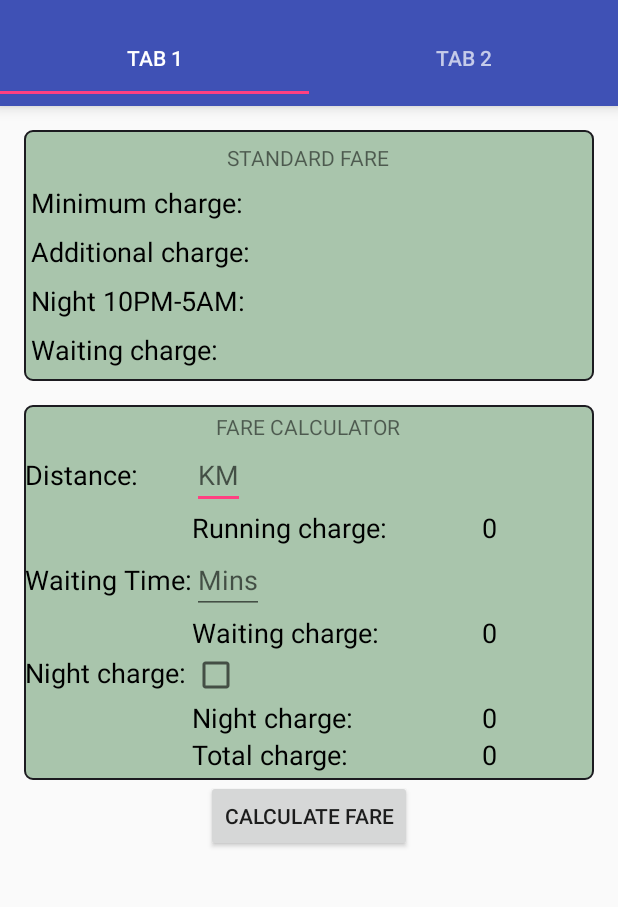
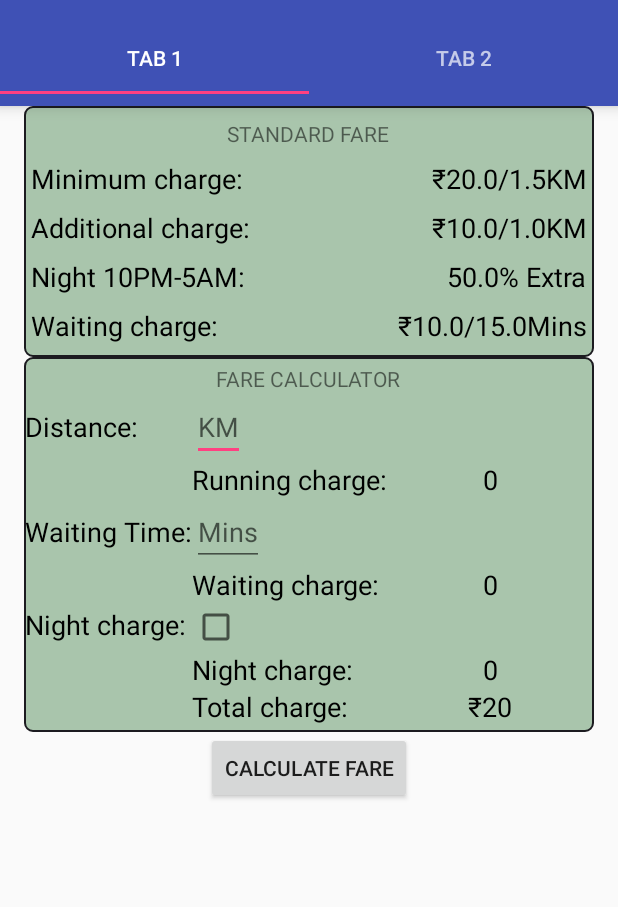
Before and after one commit to nikhilgeo/AutoFare, an Android app: the screen it shows after launch (MainActivity), after a tap on "CALCULATE FARE", on a phone screen of 412 x 824 dp, the part 62-969 px from its top. Run offline under Robolectric (Android 15) with nearby library versions, the phone set to English and light mode, and no system bars.

Commit message:
Button click in fragment corrected. Standard fare not read from DB #7 issue ceases to exist

```diff
--- a/app/src/main/java/com/auto/ng/autofrag/CalculateFare_Frag.java
+++ b/app/src/main/java/com/auto/ng/autofrag/CalculateFare_Frag.java
@@ -10,6 +10,7 @@ import android.util.Log;
 import android.view.LayoutInflater;
 import android.view.View;
 import android.view.ViewGroup;
+import android.widget.Button;
 import android.widget.CheckBox;
 import android.widget.EditText;
 import android.widget.TextView;
@@ -22,6 +23,7 @@ public class CalculateFare_Frag extends Fragment {
     private TextView txtrunning_charge, txtwaiting__charge;
     View rootView;
 
+
     @Override
     public View onCreateView(LayoutInflater inflater, ViewGroup container, Bundle savedInstanceState) {
         rootView = inflater.inflate(R.layout.fragment_calculate_fare, container, false);
@@ -30,6 +32,8 @@ public class CalculateFare_Frag extends Fragment {
         etxtwaiting_time = (EditText) rootView.findViewById(R.id.waiting_time);
         txtrunning_charge = (TextView) rootView.findViewById(R.id.running_charge);
         txtwaiting__charge = (TextView) rootView.findViewById(R.id.waiting__charge);
+        Button btnCalc = (Button) rootView.findViewById(R.id.btnCalc);
+
 
         etxttravel_distance.addTextChangedListener(new TextWatcher() {
 
@@ -56,10 +60,16 @@ public class CalculateFare_Frag extends Fragment {
                 txtwaiting__charge.setText("0");
             }
         });
+        btnCalc.setOnClickListener(new View.OnClickListener() {
+            @Override
+            public void onClick(View v) {
+                calcFare();
+            }
+        });
 
 
         getFare();
-        return inflater.inflate(R.layout.fragment_calculate_fare, container, false);
+        return rootView;
     }
 
 
@@ -89,6 +99,7 @@ public class CalculateFare_Frag extends Fragment {
                 waitingCharge = Float.parseFloat(cursor.getString(cursor.getColumnIndexOrThrow(AutoFareDBContract.BaseFareTemplate.COLUMN_NAME_waitingCharge)));
                 waitingCharge_Min = Float.parseFloat(cursor.getString(cursor.getColumnIndexOrThrow(AutoFareDBContract.BaseFareTemplate.COLUMN_NAME_waitingCharge_Min)));
 
+
                 TextView txtviewMinCharge = (TextView) rootView.findViewById(R.id.txtviewMinCharge);
                 txtviewMinCharge.setText(getResources().getString(R.string.Rs) + minCharge + "/" + minCharge_KM + "KM");
                 TextView txtviewAddnCharge = (TextView) rootView.findViewById(R.id.txtviewAddnCharge);
@@ -104,7 +115,7 @@ public class CalculateFare_Frag extends Fragment {
 
     }
 
-    public void calcFare(View view) {
+    public void calcFare() {
         try {
             EditText etxt_travel_dist = (EditText) rootView.findViewById(R.id.travel_distance);
             EditText etxt_waiting_time = (EditText) rootView.findViewById(R.id.waiting_time);
--- a/app/src/main/res/layout/fragment_calculate_fare.xml
+++ b/app/src/main/res/layout/fragment_calculate_fare.xml
@@ -18,8 +18,7 @@
             android:layout_width="match_parent"
             android:layout_height="wrap_content"
             android:layout_gravity="center_horizontal"
-            android:layout_marginBottom="@dimen/activity_vertical_margin"
-            android:layout_marginTop="@dimen/activity_vertical_margin"
+
             android:alignmentMode="alignBounds"
             android:background="@drawable/rounded_corner"
             android:columnCount="2"
@@ -198,11 +197,10 @@
         </GridLayout>
 
         <Button
-            android:id="@+id/button"
+            android:id="@+id/btnCalc"
             android:layout_width="wrap_content"
             android:layout_height="wrap_content"
             android:layout_gravity="center_horizontal"
-            android:onClick="calcFare"
             android:text="Calculate Fare" />
     </LinearLayout>
 
```
